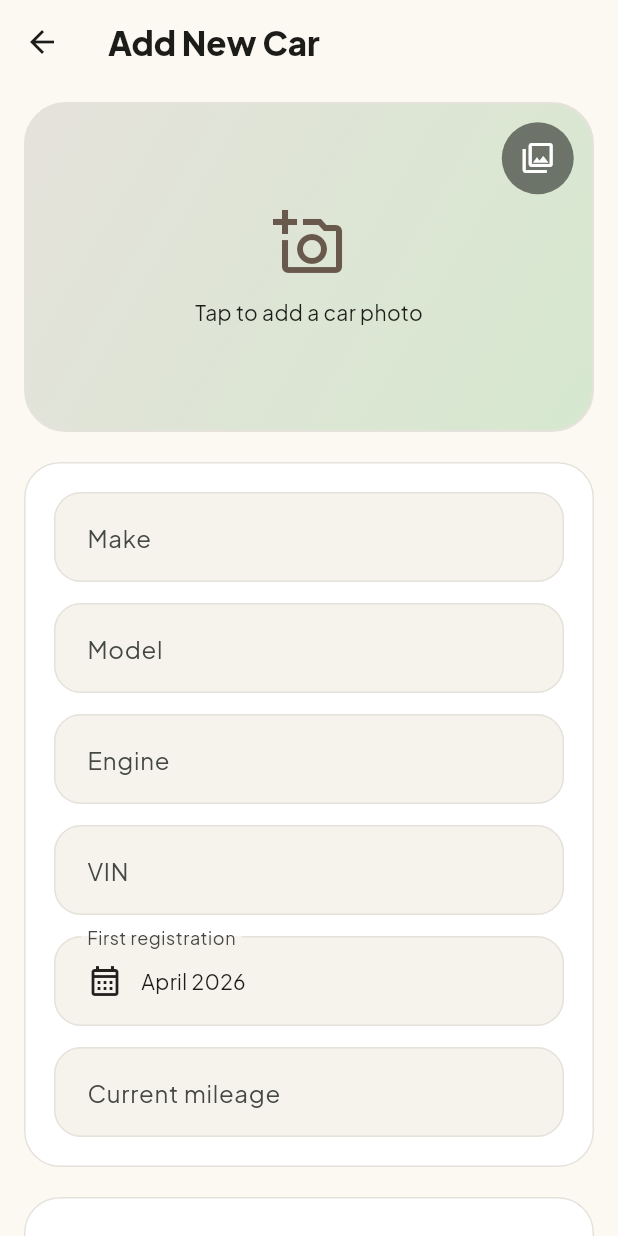
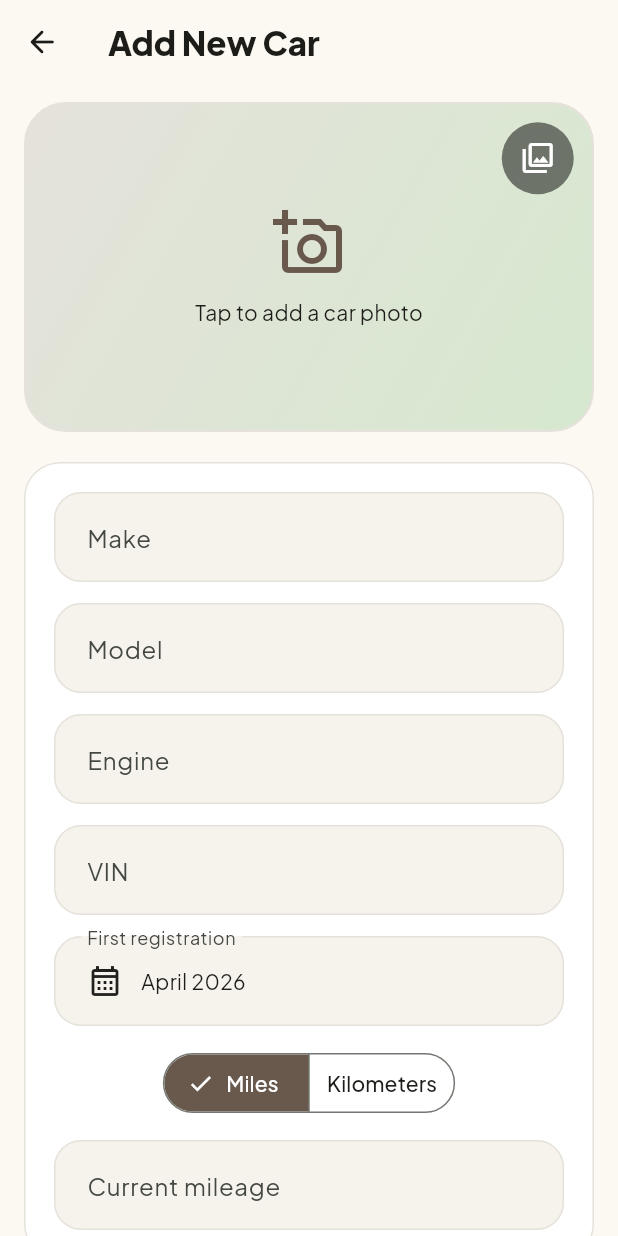
Before and after one commit to vinhala/carbook, a Flutter app: the _CarProfileEditor screen opened directly, on a phone screen of 412 x 824 dp. Run offline on Flutter 3.47's test engine with Material 3 defaults, Android fonts, the phone set to English and light mode, and no system bars; our stand-ins replace drift, file_picker, flutter_local_notifications, flutter_riverpod, go_router, google_fonts and 3 more; accounts and stored records are empty; generated files the repository leaves out were written again.

Commit message:
fix: Add missing mileage unit selector and fix navigation issues

```diff
--- a/lib/src/features/garage/garage_screen.dart
+++ b/lib/src/features/garage/garage_screen.dart
@@ -18,7 +18,7 @@ class GarageScreen extends ConsumerWidget {
     return Scaffold(
       appBar: AppBar(title: const Text('Carbook')),
       floatingActionButton: FloatingActionButton.extended(
-        onPressed: () => context.go('/cars/new'),
+        onPressed: () => context.push('/cars/new'),
         icon: const Icon(Icons.add_rounded),
         label: const Text('Add car'),
       ),
@@ -27,7 +27,7 @@ class GarageScreen extends ConsumerWidget {
           data: (profiles) {
             if (profiles.isEmpty) {
               return _GarageEmptyState(
-                onCreateProfile: () => context.go('/cars/new'),
+                onCreateProfile: () => context.push('/cars/new'),
               );
             }
 
--- a/lib/src/features/profile/car_profile_editor_screen.dart
+++ b/lib/src/features/profile/car_profile_editor_screen.dart
@@ -60,6 +60,7 @@ class _CarProfileEditorState extends ConsumerState<_CarProfileEditor> {
   late final TextEditingController _mileageController;
   late DateTime _firstRegistrationMonth;
   late MileageReminderFrequency _reminderFrequency;
+  late String _mileageUnit;
   String? _photoPath;
   bool _isSaving = false;
 
@@ -81,6 +82,7 @@ class _CarProfileEditorState extends ConsumerState<_CarProfileEditor> {
         DateTime(DateTime.now().year, DateTime.now().month);
     _reminderFrequency =
         profile?.reminderFrequency ?? MileageReminderFrequency.monthly;
+    _mileageUnit = profile?.mileageUnit ?? 'mi';
     _photoPath = profile?.photoPath;
   }
 
@@ -103,7 +105,24 @@ class _CarProfileEditorState extends ConsumerState<_CarProfileEditor> {
     );
 
     return Scaffold(
-      appBar: AppBar(title: Text(_isEditing ? 'Edit Profile' : 'Add New Car')),
+      appBar: AppBar(
+        title: Text(_isEditing ? 'Edit Profile' : 'Add New Car'),
+        leading: _isEditing
+            ? null
+            : IconButton(
+                tooltip: 'Back to garage',
+                onPressed: _isSaving
+                    ? null
+                    : () {
+                        if (context.canPop()) {
+                          context.pop();
+                        } else {
+                          context.go('/');
+                        }
+                      },
+                icon: const Icon(Icons.arrow_back_rounded),
+              ),
+      ),
       body: SafeArea(
         child: Form(
           key: _formKey,
@@ -231,12 +250,25 @@ class _CarProfileEditorState extends ConsumerState<_CarProfileEditor> {
                         ),
                       ),
                       const SizedBox(height: 14),
+                      SegmentedButton<String>(
+                        segments: const [
+                          ButtonSegment(value: 'mi', label: Text('Miles')),
+                          ButtonSegment(value: 'km', label: Text('Kilometers')),
+                        ],
+                        selected: {_mileageUnit},
+                        onSelectionChanged: _isSaving
+                            ? null
+                            : (selection) => setState(() {
+                                _mileageUnit = selection.first;
+                              }),
+                      ),
+                      const SizedBox(height: 14),
                       TextFormField(
                         controller: _mileageController,
                         keyboardType: TextInputType.number,
-                        decoration: const InputDecoration(
+                        decoration: InputDecoration(
                           labelText: 'Current mileage',
-                          suffixText: 'mi',
+                          suffixText: _mileageUnit,
                         ),
                         validator: _mileageValidator,
                       ),
@@ -403,6 +435,7 @@ class _CarProfileEditorState extends ConsumerState<_CarProfileEditor> {
       firstRegistrationMonth: _firstRegistrationMonth,
       vin: _vinController.text,
       currentMileage: int.parse(_mileageController.text),
+      mileageUnit: _mileageUnit,
       photoPath: _photoPath,
       reminderFrequency: _reminderFrequency,
     );
@@ -418,13 +451,17 @@ class _CarProfileEditorState extends ConsumerState<_CarProfileEditor> {
         if (!context.mounted) {
           return;
         }
-        context.go('/cars/${profile.id}');
+        if (context.canPop()) {
+          context.pop();
+        } else {
+          context.go('/cars/${profile.id}');
+        }
       } else {
         final profileId = await controller.createProfile(input);
         if (!context.mounted) {
           return;
         }
-        context.go('/cars/$profileId');
+        context.pushReplacement('/cars/$profileId');
       }
     } catch (error) {
       if (!context.mounted) {
--- a/lib/src/features/profile/car_profile_screen.dart
+++ b/lib/src/features/profile/car_profile_screen.dart
@@ -70,7 +70,7 @@ class _CarProfileView extends ConsumerWidget {
         actions: [
           IconButton(
             tooltip: 'Edit profile',
-            onPressed: () => context.go('/cars/${profile.id}/edit'),
+            onPressed: () => context.push('/cars/${profile.id}/edit'),
             icon: const Icon(Icons.edit_outlined),
           ),
         ],
@@ -318,9 +318,9 @@ class _CarProfileView extends ConsumerWidget {
             controller: controller,
             keyboardType: TextInputType.number,
             autofocus: true,
-            decoration: const InputDecoration(
+            decoration: InputDecoration(
               labelText: 'Mileage',
-              suffixText: 'mi',
+              suffixText: profile.mileageUnit,
             ),
             validator: (value) {
               final mileage = int.tryParse(value ?? '');
```
Also changed, not shown: lib/src/features/maintenance/maintenance_item_editor_screen.dart (+9 -1 lines), lib/src/features/maintenance/maintenance_item_screen.dart (+22 -11 lines), lib/src/features/maintenance/maintenance_schedule_screen.dart (+12 -2 lines), 1 other file.
